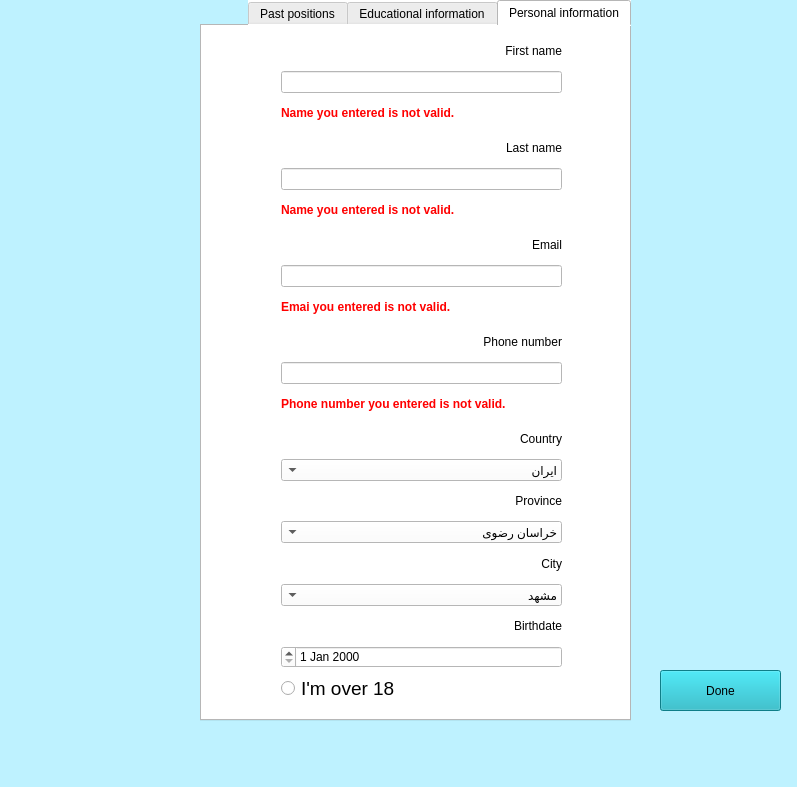
This is completeuserinfowindow.ui in KNajjary/LinkedIn as Qt 5 draws it before an edit. The edited form follows.
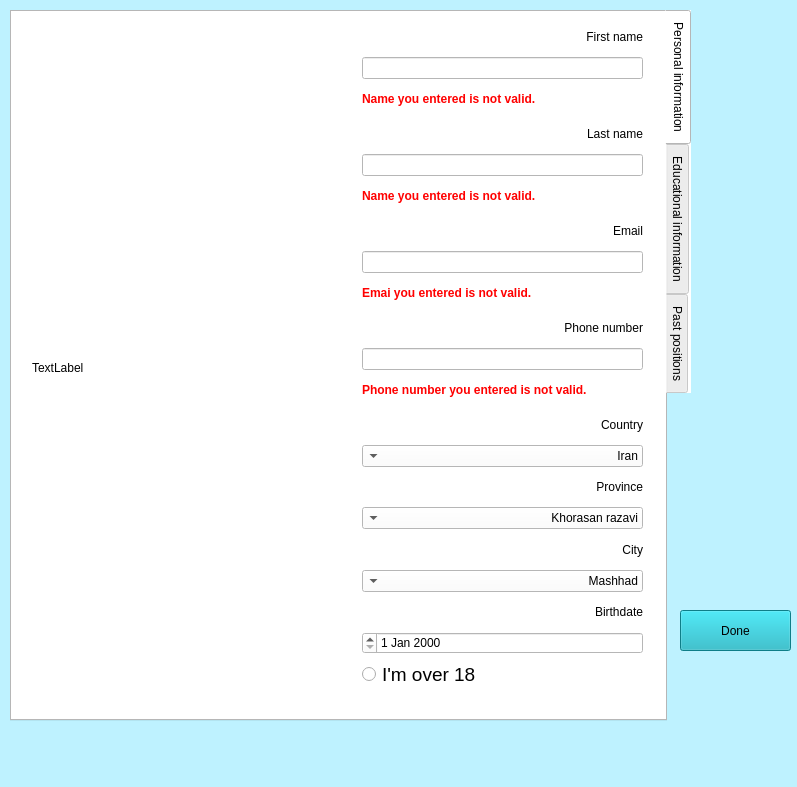
This is the edited form.

What changed in the file:
```diff
--- a/completeuserinfowindow.ui
+++ b/completeuserinfowindow.ui
@@ -23,10 +23,10 @@
    <widget class="QTabWidget" name="tabWidget">
     <property name="geometry">
      <rect>
-      <x>200</x>
-      <y>0</y>
-      <width>431</width>
-      <height>721</height>
+      <x>10</x>
+      <y>10</y>
+      <width>681</width>
+      <height>711</height>
      </rect>
     </property>
     <property name="layoutDirection">
@@ -40,7 +40,7 @@
 background-color: rgb(255, 255, 255);</string>
     </property>
     <property name="tabPosition">
-     <enum>QTabWidget::North</enum>
+     <enum>QTabWidget::East</enum>
     </property>
     <property name="tabShape">
      <enum>QTabWidget::Rounded</enum>
@@ -64,7 +64,7 @@
      <widget class="QWidget" name="verticalLayoutWidget">
       <property name="geometry">
        <rect>
-        <x>79</x>
+        <x>350</x>
         <y>10</y>
         <width>281</width>
         <height>667</height>
@@ -171,7 +171,7 @@
          </property>
          <item>
           <property name="text">
-           <string>ایران</string>
+           <string>Iran</string>
           </property>
          </item>
         </widget>
@@ -190,7 +190,7 @@
         <widget class="QComboBox" name="comboBox_2">
          <item>
           <property name="text">
-           <string>خراسان رضوی</string>
+           <string>Khorasan razavi</string>
           </property>
          </item>
         </widget>
@@ -209,7 +209,7 @@
         <widget class="QComboBox" name="comboBox_3">
          <item>
           <property name="text">
-           <string>مشهد</string>
+           <string>Mashhad</string>
           </property>
          </item>
         </widget>
@@ -246,6 +246,19 @@
        </item>
       </layout>
      </widget>
+     <widget class="QLabel" name="Imlabel_1">
+      <property name="geometry">
+       <rect>
+        <x>20</x>
+        <y>170</y>
+        <width>311</width>
+        <height>371</height>
+       </rect>
+      </property>
+      <property name="text">
+       <string>TextLabel</string>
+      </property>
+     </widget>
     </widget>
     <widget class="QWidget" name="tab_EduInfo">
      <attribute name="title">
@@ -528,9 +541,9 @@
    <widget class="QPushButton" name="pushButton_Done">
     <property name="geometry">
      <rect>
-      <x>660</x>
-      <y>670</y>
-      <width>121</width>
+      <x>680</x>
+      <y>610</y>
+      <width>111</width>
       <height>41</height>
      </rect>
     </property>
```
Left out of the diff: 40 changed lines with no effect on the pictures.
